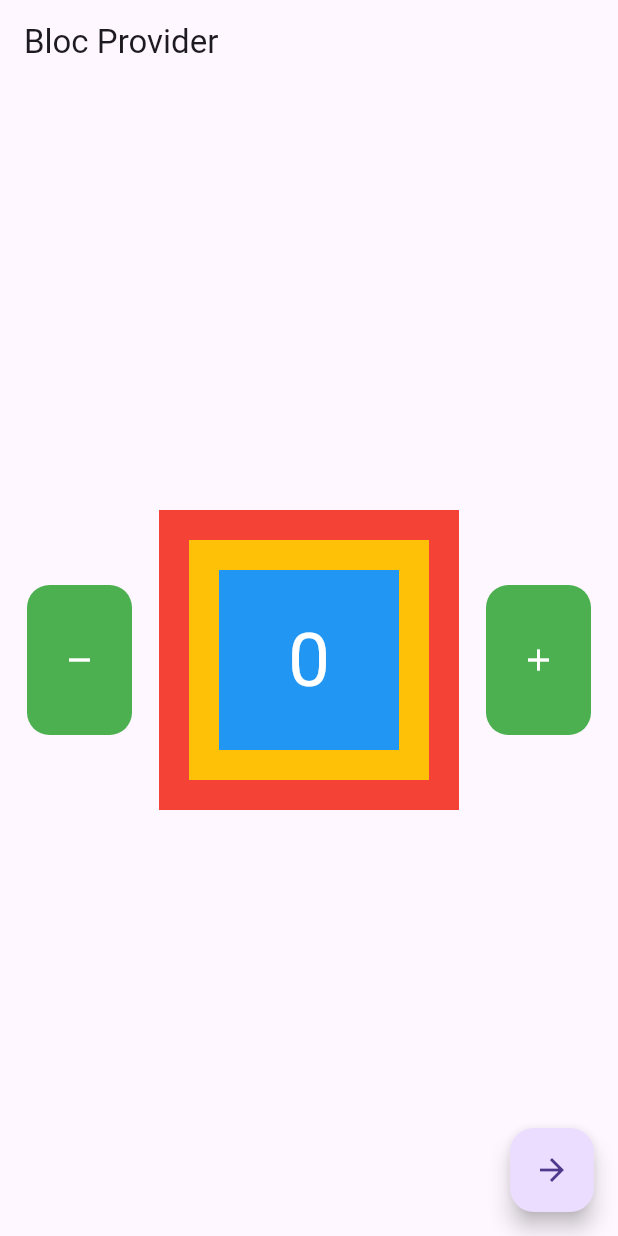
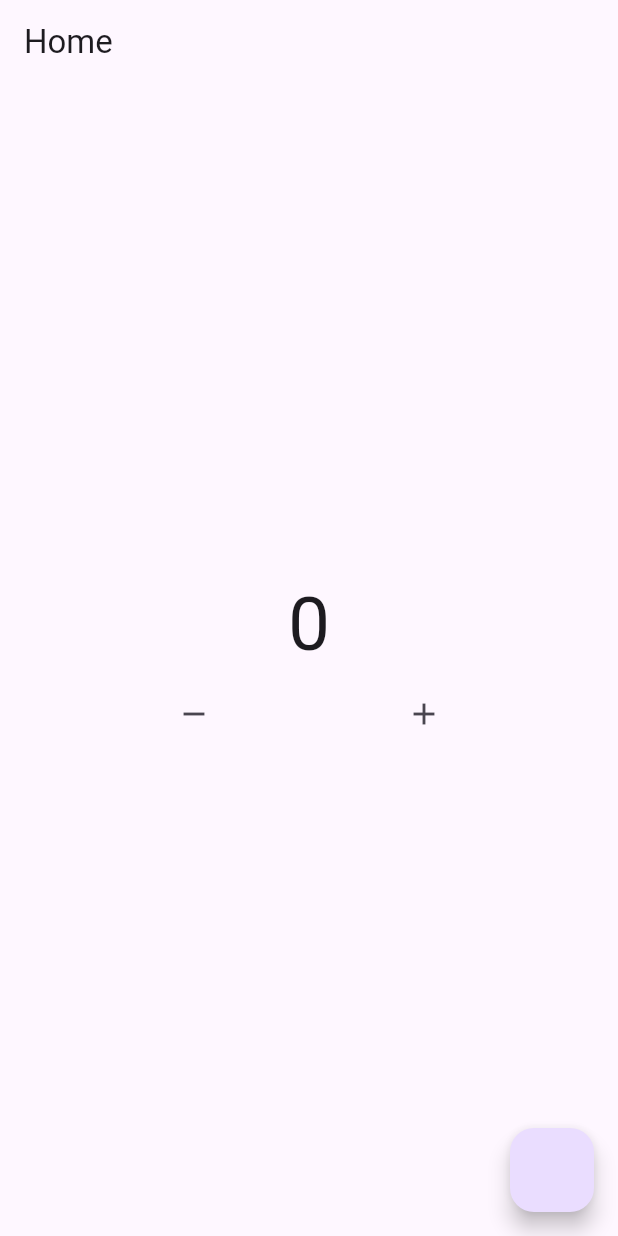
Before and after one commit to setyotontowi/flutterlearn, a Flutter app: the screen it shows after launch, on a phone screen of 412 x 824 dp. Run offline on Flutter 3.47's test engine with Material 3 defaults, Android fonts, the phone set to English and light mode, and no system bars; our stand-ins replace flutter_bloc.

Commit message:
multi bloc provider

```diff
--- a/lib/404/404.dart
+++ /dev/null
@@ -1,14 +0,0 @@
-import 'package:flutter/material.dart';
-
-class NotFoundPage extends StatelessWidget {
-  const NotFoundPage({super.key});
-
-  @override
-  Widget build(BuildContext context) {
-    return const Scaffold(
-      body: Center(
-        child: Text("Page Not Found"),
-      ),
-    );
-  }
-}
--- /dev/null
+++ b/lib/app.dart
@@ -0,0 +1,20 @@
+import 'package:bloc_archi_1/bloc/theme.dart';
+import 'package:bloc_archi_1/pages/home.dart';
+import 'package:flutter/material.dart';
+import 'package:flutter_bloc/flutter_bloc.dart';
+
+class App extends StatelessWidget {
+  const App({super.key});
+
+  @override
+  Widget build(BuildContext context) {
+    return BlocBuilder(
+        bloc: context.read<ThemeBloc>(),
+        builder: (context, state) {
+          return MaterialApp(
+            theme: state == true ? ThemeData.light() : ThemeData.dark(),
+            home: const HomePage(),
+          );
+        });
+  }
+}
--- a/lib/bloc/counter.dart
+++ b/lib/bloc/counter.dart
@@ -1,22 +1,8 @@
-import 'package:bloc/bloc.dart';
+import 'package:flutter_bloc/flutter_bloc.dart';
 
-class Counter extends Cubit<int> {
-  Counter({this.init = 0}) : super(init);
+class CounterBloc extends Cubit<int> {
+  CounterBloc() : super(0);
 
-  int init;
-
-  void increment() => emit(state + 1);
-  void decrement() => emit(state - 1);
-
-  @override
-  void onChange(Change<int> change) {
-    super.onChange(change);
-    print(change);
-  }
-
-  @override
-  void onError(Object error, StackTrace stackTrace) {
-    super.onError(error, stackTrace);
-    print(error);
-  }
+  void add() => emit(state + 1);
+  void remove() => emit(state - 1);
 }
--- /dev/null
+++ b/lib/bloc/theme.dart
@@ -0,0 +1,8 @@
+import 'package:flutter_bloc/flutter_bloc.dart';
+
+class ThemeBloc extends Cubit<bool> {
+  // true: light false: dark
+  ThemeBloc() : super(true);
+
+  void changeTheme() => emit(!state);
+}
--- a/lib/home/center_data_widget.dart
+++ /dev/null
@@ -1,15 +0,0 @@
-import 'package:bloc_archi_1/home/data_widget.dart';
-import 'package:flutter/material.dart';
-
-class CenterData extends StatelessWidget {
-  const CenterData({
-    super.key,
-  });
-
-  @override
-  Widget build(BuildContext context) {
-    return const Center(
-      child: DataWidget(),
-    );
-  }
-}
--- a/lib/home/data_widget.dart
+++ /dev/null
@@ -1,22 +0,0 @@
-import 'package:bloc_archi_1/bloc/counter.dart';
-import 'package:flutter/material.dart';
-import 'package:flutter_bloc/flutter_bloc.dart';
-
-class DataWidget extends StatelessWidget {
-  const DataWidget({
-    super.key,
-  });
-
-  @override
-  Widget build(BuildContext context) {
-    return BlocBuilder(
-      bloc: context.read<Counter>(),
-      builder: (context, state) {
-        return Text(
-          "$state",
-          style: const TextStyle(fontSize: 50, color: Colors.white),
-        );
-      },
-    );
-  }
-}
--- a/lib/home/home.dart
+++ /dev/null
@@ -1,72 +0,0 @@
-import 'package:bloc_archi_1/bloc/counter.dart';
-import 'package:bloc_archi_1/home/widget_merah..dart';
-import 'package:bloc_archi_1/other/other.dart';
-import 'package:flutter/material.dart';
-import 'package:flutter_bloc/flutter_bloc.dart';
-
-class HomePage extends StatelessWidget {
-  Counter myCounter = Counter();
-
-  @override
-  Widget build(BuildContext context) {
-    Counter myCounter = BlocProvider.of<Counter>(context);
-    return Scaffold(
-      appBar: AppBar(
-        title: const Text("Bloc Provider"),
-      ),
-      floatingActionButton: FloatingActionButton(
-        onPressed: () {
-          Navigator.of(context).pushNamed("/other");
-        },
-        child: const Icon(Icons.arrow_forward),
-      ),
-      body: Column(
-        mainAxisAlignment: MainAxisAlignment.center,
-        children: [
-          Row(
-            mainAxisAlignment: MainAxisAlignment.spaceEvenly,
-            children: [
-              Material(
-                color: Colors.green,
-                borderRadius: BorderRadius.circular(15),
-                child: InkWell(
-                  onTap: () {
-                    myCounter.decrement();
-                  },
-                  borderRadius: BorderRadius.circular(15),
-                  child: const SizedBox(
-                    height: 100,
-                    width: 70,
-                    child: Icon(
-                      Icons.remove,
-                      color: Colors.white,
-                    ),
-                  ),
-                ),
-              ),
-              Merah(),
-              Material(
-                color: Colors.green,
-                borderRadius: BorderRadius.circular(15),
-                child: InkWell(
-                  onTap: () {
-                    myCounter.increment();
-                  },
-                  borderRadius: BorderRadius.circular(15),
-                  child: const SizedBox(
-                    height: 100,
-                    width: 70,
-                    child: Icon(
-                      Icons.add,
-                      color: Colors.white,
-                    ),
-                  ),
-                ),
-              ),
-            ],
-          ),
-        ],
-      ),
-    );
-  }
-}
--- a/lib/home/widget_biru.dart
+++ /dev/null
@@ -1,17 +0,0 @@
-import 'package:bloc_archi_1/home/center_data_widget.dart';
-import 'package:flutter/material.dart';
-
-class Biru extends StatelessWidget {
-  const Biru({
-    super.key,
-  });
-
-  @override
-  Widget build(BuildContext context) {
-    return Container(
-      margin: const EdgeInsets.all(20.0),
-      color: Colors.blue,
-      child: CenterData(),
-    );
-  }
-}
--- a/lib/home/widget_kuning.dart
+++ /dev/null
@@ -1,17 +0,0 @@
-import 'package:bloc_archi_1/home/widget_biru.dart';
-import 'package:flutter/material.dart';
-
-class Kuning extends StatelessWidget {
-  const Kuning({
-    super.key,
-  });
-
-  @override
-  Widget build(BuildContext context) {
-    return Container(
-      margin: const EdgeInsets.all(20),
-      color: Colors.amber,
-      child: Biru(),
-    );
-  }
-}
--- a/lib/home/widget_merah..dart
+++ /dev/null
@@ -1,18 +0,0 @@
-import 'package:bloc_archi_1/home/widget_kuning.dart';
-import 'package:flutter/material.dart';
-
-class Merah extends StatelessWidget {
-  const Merah({
-    super.key,
-  });
-
-  @override
-  Widget build(BuildContext context) {
-    return Container(
-      width: 200,
-      height: 200,
-      color: Colors.red,
-      child: Kuning(),
-    );
-  }
-}
--- a/lib/main.dart
+++ b/lib/main.dart
@@ -1,7 +1,7 @@
+import 'package:bloc_archi_1/app.dart';
 import 'package:bloc_archi_1/bloc/counter.dart';
-import 'package:bloc_archi_1/home/home.dart';
-import 'package:bloc_archi_1/other/other.dart';
-import 'package:bloc_archi_1/routes/routes.dart';
+import 'package:bloc_archi_1/bloc/theme.dart';
+import 'package:bloc_archi_1/pages/home.dart';
 import 'package:flutter/material.dart';
 import 'package:flutter_bloc/flutter_bloc.dart';
 
@@ -12,14 +12,18 @@
 class MyApp extends StatelessWidget {
   MyApp({super.key});
 
-  final Counter myCounter = Counter();
-
-  final router = MyRouter();
-
   @override
   Widget build(BuildContext context) {
-    return MaterialApp(
-      onGenerateRoute: router.onGenerateRoute,
+    return MultiBlocProvider(
+      providers: [
+        BlocProvider(
+          create: (context) => CounterBloc(),
+        ),
+        BlocProvider(
+          create: (context) => ThemeBloc(),
+        ),
+      ],
+      child: App(),
     );
   }
 }
--- a/lib/other/other.dart
+++ /dev/null
@@ -1,27 +0,0 @@
-import 'package:bloc_archi_1/bloc/counter.dart';
-import 'package:flutter/material.dart';
-import 'package:flutter_bloc/flutter_bloc.dart';
-
-class OtherPage extends StatelessWidget {
-  const OtherPage({super.key});
-
-  @override
-  Widget build(BuildContext context) {
-    Counter counter = context.read<Counter>();
-    return Scaffold(
-      appBar: AppBar(
-        title: const Text("Other Page"),
-      ),
-      body: BlocBuilder<Counter, int>(
-          bloc: counter,
-          builder: (context, state) {
-            return Center(
-              child: Text(
-                "$state",
-                style: const TextStyle(fontSize: 50),
-              ),
-            );
-          }),
-    );
-  }
-}
--- /dev/null
+++ b/lib/pages/home.dart
@@ -0,0 +1,55 @@
+import 'package:bloc_archi_1/bloc/counter.dart';
+import 'package:bloc_archi_1/bloc/theme.dart';
+import 'package:flutter/material.dart';
+import 'package:flutter_bloc/flutter_bloc.dart';
+
+class HomePage extends StatelessWidget {
+  const HomePage({super.key});
+
+  @override
+  Widget build(BuildContext context) {
+    CounterBloc counter = context.read<CounterBloc>();
+    ThemeBloc theme = context.read<ThemeBloc>();
+
+    return Scaffold(
+      appBar: AppBar(
+        title: Text("Home"),
+      ),
+      body: Center(
+        child: Column(
+          mainAxisSize: MainAxisSize.min,
+          children: [
+            BlocBuilder<CounterBloc, int>(
+                bloc: counter,
+                builder: (context, state) {
+                  return Text(
+                    "$state",
+                    style: TextStyle(fontSize: 50),
+                  );
+                }),
+            Row(
+              mainAxisAlignment: MainAxisAlignment.spaceEvenly,
+              children: [
+                IconButton(
+                    onPressed: () {
+                      counter.remove();
+                    },
+                    icon: const Icon(Icons.remove)),
+                IconButton(
+                    onPressed: () {
+                      counter.add();
+                    },
+                    icon: const Icon(Icons.add)),
+              ],
+            )
+          ],
+        ),
+      ),
+      floatingActionButton: FloatingActionButton(
+        onPressed: () {
+          theme.changeTheme();
+        },
+      ),
+    );
+  }
+}
--- a/lib/routes/routes.dart
+++ /dev/null
@@ -1,27 +0,0 @@
-import 'package:bloc_archi_1/404/404.dart';
-import 'package:bloc_archi_1/bloc/counter.dart';
-import 'package:bloc_archi_1/home/home.dart';
-import 'package:bloc_archi_1/other/other.dart';
-import 'package:flutter/material.dart';
-import 'package:flutter_bloc/flutter_bloc.dart';
-
-class MyRouter {
-  final Counter myCounter = Counter();
-
-  Route onGenerateRoute(RouteSettings settings) {
-    switch (settings.name) {
-      case "/":
-        return MaterialPageRoute(
-          builder: (context) => BlocProvider.value(value: myCounter, child: HomePage()),
-        );
-      case "/other":
-        return MaterialPageRoute(
-          builder: (context) => BlocProvider.value(value: myCounter, child: OtherPage()),
-        );
-      default:
-        return MaterialPageRoute(
-          builder: (context) => const NotFoundPage(),
-        );
-    }
-  }
-}
```
